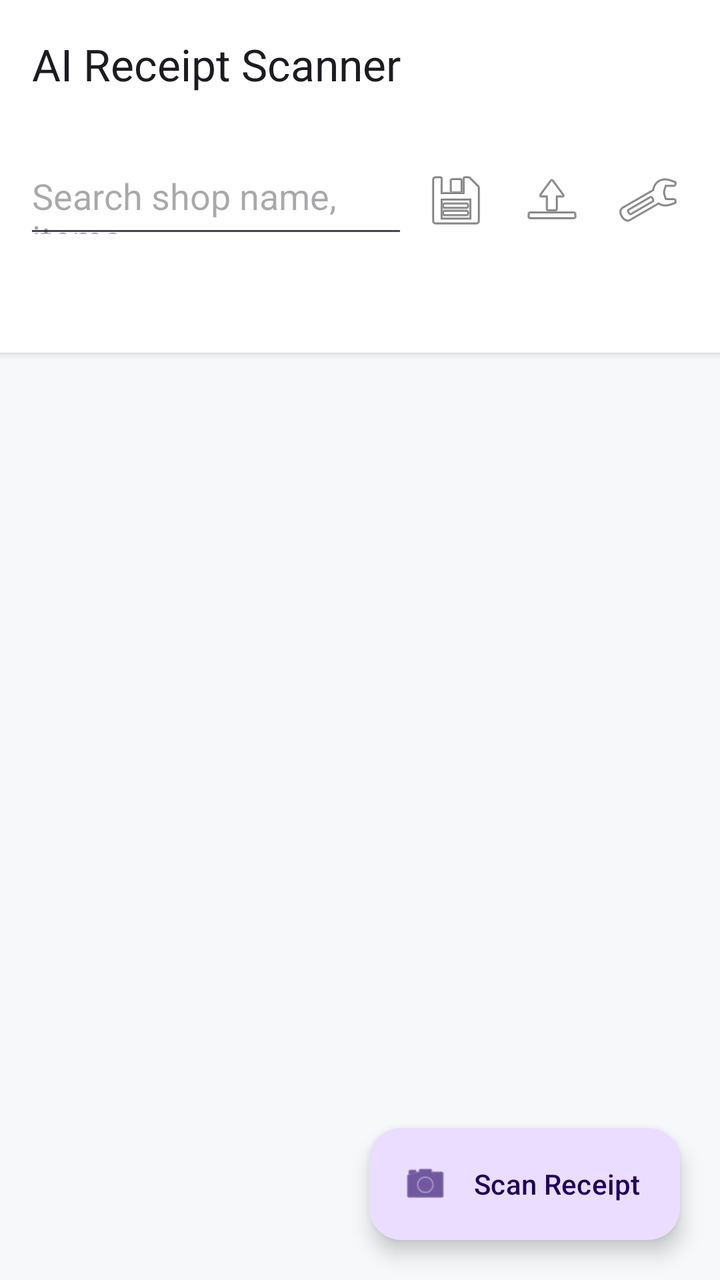
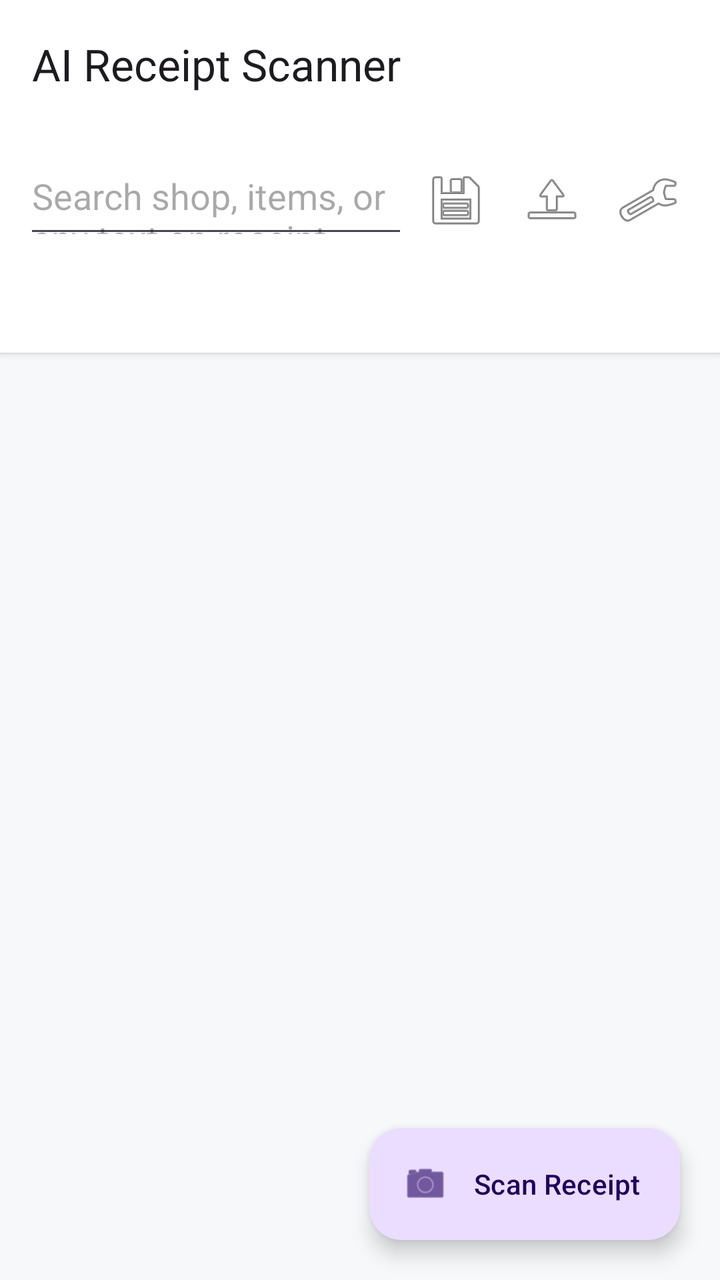

The first picture is an Android layout as it rendered before a commit; the second is the same layout after the commit. The layout source and the unified diff follow.
<!-- AndroidManifest.xml: application theme Theme.AIReceiptScanner -->
<!-- res/layout/activity_main.xml -->
<?xml version="1.0" encoding="utf-8"?>
<androidx.coordinatorlayout.widget.CoordinatorLayout xmlns:android="http://schemas.android.com/apk/res/android"
    xmlns:app="http://schemas.android.com/apk/res-auto"
    android:layout_width="match_parent"
    android:layout_height="match_parent"
    android:background="@color/background_light">

    <com.google.android.material.appbar.AppBarLayout
        android:layout_width="match_parent"
        android:layout_height="wrap_content"
        android:background="@color/surface_light">

        <androidx.appcompat.widget.Toolbar
            android:id="@+id/toolbar"
            android:layout_width="match_parent"
            android:layout_height="?attr/actionBarSize"
            app:title="AI Receipt Scanner" />

        <LinearLayout
            android:layout_width="match_parent"
            android:layout_height="wrap_content"
            android:padding="12dp">

            <EditText
                android:id="@+id/etSearch"
                android:layout_width="0dp"
                android:layout_height="48dp"
                android:layout_weight="1"
                android:hint="Search shop name, items..." />

            <ImageButton
                android:id="@+id/btnExportCsv"
                android:layout_width="48dp"
                android:layout_height="48dp"
                android:background="?attr/selectableItemBackgroundBorderless"
                android:contentDescription="@string/action_export_csv"
                android:src="@android:drawable/ic_menu_save" />

            <ImageButton
                android:id="@+id/btnBackupMenu"
                android:layout_width="48dp"
                android:layout_height="48dp"
                android:background="?attr/selectableItemBackgroundBorderless"
                android:contentDescription="@string/action_backup_restore"
                android:src="@android:drawable/ic_menu_upload" />

            <ImageButton
                android:id="@+id/btnSettings"
                android:layout_width="48dp"
                android:layout_height="48dp"
                android:background="?attr/selectableItemBackgroundBorderless"
                android:contentDescription="@string/title_settings"
                android:src="@android:drawable/ic_menu_preferences" />
        </LinearLayout>
    </com.google.android.material.appbar.AppBarLayout>

    <LinearLayout
        android:layout_width="match_parent"
        android:layout_height="match_parent"
        android:orientation="vertical"
        app:layout_behavior="@string/appbar_scrolling_view_behavior">

        <TextView
            android:id="@+id/tvSummary"
            android:layout_width="match_parent"
            android:layout_height="wrap_content"
            android:background="@color/surface_light"
            android:elevation="2dp"
            android:gravity="center"
            android:paddingVertical="10dp"
            android:textStyle="bold"
            android:textSize="15sp" />

        <androidx.recyclerview.widget.RecyclerView
            android:id="@+id/rvReceipts"
            android:layout_width="match_parent"
            android:layout_height="0dp"
            android:layout_weight="1"
            android:clipToPadding="false"
            android:paddingBottom="88dp" />
    </LinearLayout>

    <TextView
        android:id="@+id/tvEmptyState"
        android:layout_width="wrap_content"
        android:layout_height="wrap_content"
        android:layout_gravity="center"
        android:text="@string/empty_receipts"
        android:textColor="#9E9E9E"
        android:textSize="16sp"
        android:visibility="gone" />

    <com.google.android.material.floatingactionbutton.ExtendedFloatingActionButton
        android:id="@+id/fabScan"
        android:layout_width="wrap_content"
        android:layout_height="wrap_content"
        android:layout_gravity="bottom|end"
        android:layout_margin="20dp"
        android:text="Scan Receipt"
        app:icon="@android:drawable/ic_menu_camera" />
</androidx.coordinatorlayout.widget.CoordinatorLayout>
<!-- resources referenced by this layout -->
<resources>
  <color name="background_light">#FFF6F8FA</color>
  <color name="surface_light">#FFFFFFFF</color>
  <string name="action_backup_restore">Backup or restore</string>
  <string name="action_export_csv">Export All (CSV)</string>
  <string name="empty_receipts">No receipts yet. Tap Scan Receipt to get started.</string>
  <string name="title_settings">Settings</string>
  <style name="Theme.AIReceiptScanner" parent="Theme.Material3.DayNight.NoActionBar">
          <item name="colorPrimary">@color/purple_500</item>
          <item name="colorOnPrimary">@color/white</item>
      </style>
  <color name="purple_500">#FF6200EE</color>
  <color name="white">#FFFFFFFF</color>
</resources>

<!-- the commit's change to res/layout/activity_main.xml (unified diff, before → after) -->
@@ -26,7 +26,7 @@
                 android:layout_width="0dp"
                 android:layout_height="48dp"
                 android:layout_weight="1"
-                android:hint="Search shop name, items..." />
+                android:hint="Search shop, items, or any text on receipt..." />
 
             <ImageButton
                 android:id="@+id/btnExportCsv"
